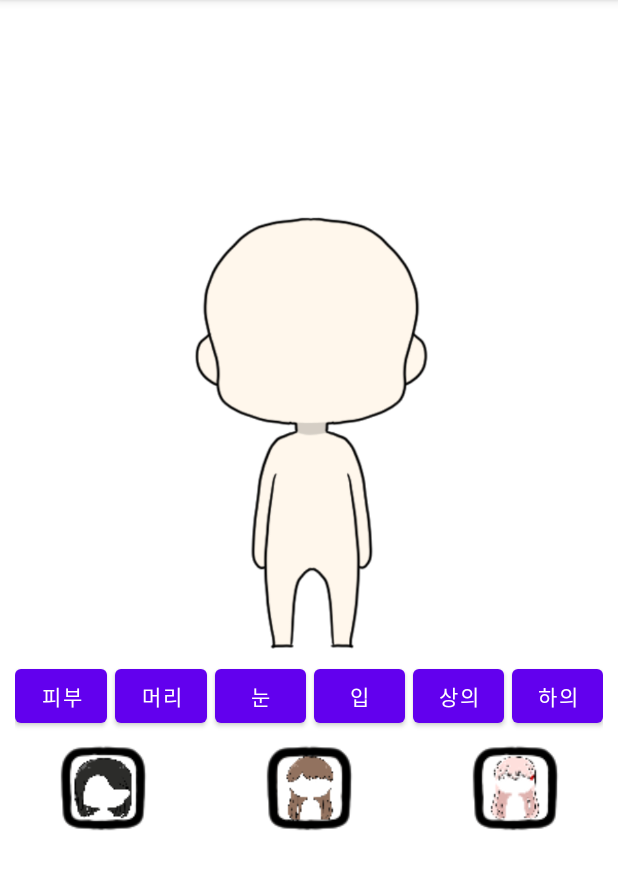
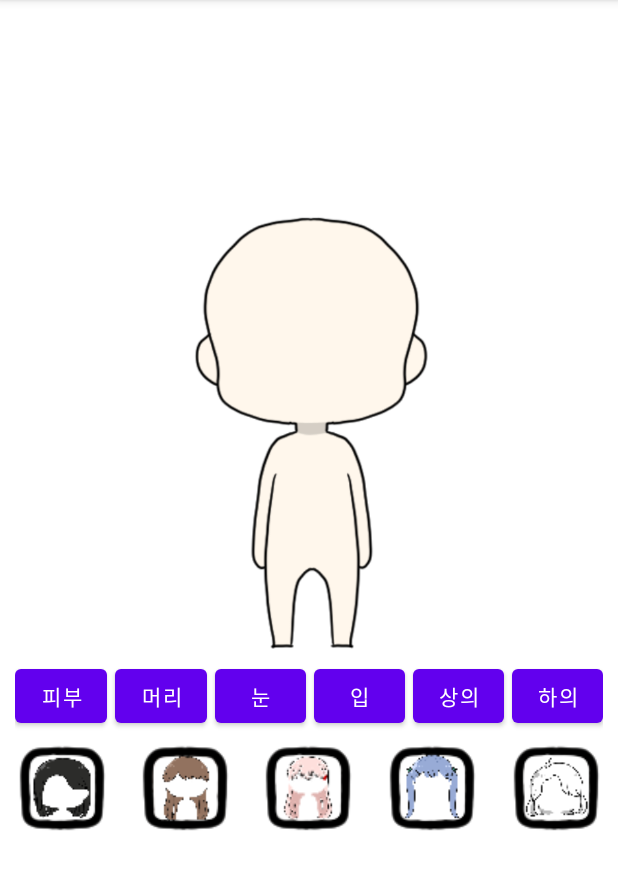
Before and after one commit to delightes/smart_closet, an Android app: the StartActivity screen opened directly, with no data from a screen before it, after a tap on "머리", on a phone screen of 412 x 824 dp, the part 84-974 px from its top. Run offline under Robolectric (Android 15) with nearby library versions, the phone set to English and light mode, and no system bars.

Commit message:
2021-01-31 수정 1. 눈 화면 제작 2. 머리 2개 추가

```diff
--- a/app/src/main/java/com/example/smartcloset/StartActivity.java
+++ b/app/src/main/java/com/example/smartcloset/StartActivity.java
@@ -16,10 +16,11 @@ public class StartActivity extends AppCompatActivity implements OnClickListener
 
     ImageButton shirts_bt, tshirt_bt, sweater_bt, vest_bt;
     ImageButton skin_btn_1, skin_btn_2, skin_btn_3, skin_btn_4, skin_btn_5; // 피부색 버튼
-    ImageButton hair_btn_1, hair_btn_2, hair_btn_3; // 머리 버튼
-    ImageButton eye_btn_1, eye_btn_2, eye_btn_3, eye_btn_4;
-    ImageView iv, skin_p, hair_view, eye_view;
-    LinearLayout linearLayout1, linearLayout2, linearLayout3, linearLayout5; // 레이아웃
+    ImageButton hair_btn_1, hair_btn_2, hair_btn_3, hair_btn_4, hair_btn_5; // 머리 버튼
+    ImageButton eye_btn_1, eye_btn_2, eye_btn_3, eye_btn_4; // 눈 버튼
+    ImageButton mouth_btn_1, mouth_btn_2, mouth_btn_3, mouth_btn_4; // 입 버튼
+    ImageView iv, skin_p, hair_view, eye_view, mouth_view;
+    LinearLayout linearLayout1, linearLayout2, linearLayout3, linearLayout4, linearLayout5; // 레이아웃
     Button skin_button, hair_button, eye_button, mouth_button, top_button, bottom_button; // 상단버튼
 
     @Override
@@ -46,6 +47,12 @@ public class StartActivity extends AppCompatActivity implements OnClickListener
         eye_btn_3 = (ImageButton) findViewById(R.id.eye_btn_3);
         eye_btn_4  = (ImageButton) findViewById(R.id.eye_btn_4);
 
+        // 입 버튼
+        mouth_btn_1 = (ImageButton) findViewById(R.id.mouth_btn_1);
+        mouth_btn_2 = (ImageButton) findViewById(R.id.mouth_btn_2);
+        mouth_btn_3 = (ImageButton) findViewById(R.id.mouth_btn_3);
+        mouth_btn_4 = (ImageButton) findViewById(R.id.mouth_btn_4);
+
         //버튼에 클릭 이벤트 처리
         shirts_bt.setOnClickListener(this);
         tshirt_bt.setOnClickListener(this);
@@ -57,11 +64,13 @@ public class StartActivity extends AppCompatActivity implements OnClickListener
         skin_p = (ImageView)findViewById(R.id.skin); // 피부색
         hair_view = (ImageView) findViewById(R.id.hair_view); // 머리
         eye_view = (ImageView) findViewById(R.id.eye_view); // 눈
+        mouth_view = (ImageView) findViewById(R.id.mouth_view); // 입
 
         // 레이아웃
         linearLayout1 = (LinearLayout)findViewById(R.id.linearLayout1);
         linearLayout2 = (LinearLayout)findViewById(R.id.linearLayout2);
         linearLayout3 = (LinearLayout)findViewById(R.id.linearLayout3);
+        linearLayout4 = (LinearLayout)findViewById(R.id.linearLayout4);
         linearLayout5 = (LinearLayout)findViewById(R.id.linearLayout5);
 
         // 상단 버튼
@@ -76,6 +85,8 @@ public class StartActivity extends AppCompatActivity implements OnClickListener
         hair_btn_1 = (ImageButton)findViewById(R.id.hair_btn_1);
         hair_btn_2 = (ImageButton)findViewById(R.id.hair_btn_2);
         hair_btn_3 = (ImageButton) findViewById(R.id.hair_btn_3);
+        hair_btn_4 = (ImageButton) findViewById(R.id.hair_btn_4);
+        hair_btn_5 = (ImageButton) findViewById(R.id.hair_btn_5);
 
 
         // 피부색 버튼 :: 이벤트 리스너
@@ -168,6 +179,50 @@ public class StartActivity extends AppCompatActivity implements OnClickListener
             }
         });
 
+        hair_btn_4.setOnClickListener(new View.OnClickListener() {
+            @Override
+            public void onClick(View v) {
+                hair_view.setImageResource(R.drawable.hair4);
+            }
+        });
+
+        hair_btn_5.setOnClickListener(new View.OnClickListener() {
+            @Override
+            public void onClick(View v) {
+                hair_view.setImageResource(R.drawable.hair5);
+            }
+        });
+
+
+        // 입 버튼 :: 이벤트 리스너
+        mouth_btn_1.setOnClickListener(new View.OnClickListener() {
+            @Override
+            public void onClick(View v) {
+                mouth_view.setImageResource(R.drawable.mouth1);
+            }
+        });
+
+        mouth_btn_2.setOnClickListener(new View.OnClickListener() {
+            @Override
+            public void onClick(View v) {
+                mouth_view.setImageResource(R.drawable.mouth2);
+            }
+        });
+
+        mouth_btn_3.setOnClickListener(new View.OnClickListener() {
+            @Override
+            public void onClick(View v) {
+                mouth_view.setImageResource(R.drawable.mouth3);
+            }
+        });
+
+        mouth_btn_4.setOnClickListener(new View.OnClickListener() {
+            @Override
+            public void onClick(View v) {
+                mouth_view.setImageResource(R.drawable.mouth4);
+            }
+        });
+
 
         // 상단 버튼 :: 이벤트 리스너
         skin_button.setOnClickListener(new View.OnClickListener() {
@@ -175,6 +230,7 @@ public class StartActivity extends AppCompatActivity implements OnClickListener
             public void onClick(View v) {
                 linearLayout2.setVisibility(View.GONE);
                 linearLayout3.setVisibility(View.GONE);
+                linearLayout4.setVisibility(View.GONE);
                 linearLayout5.setVisibility(View.GONE);
 
                 linearLayout1.setVisibility(View.VISIBLE);
@@ -186,6 +242,7 @@ public class StartActivity extends AppCompatActivity implements OnClickListener
             public void onClick(View v) {
                 linearLayout1.setVisibility(View.GONE);
                 linearLayout3.setVisibility(View.GONE);
+                linearLayout4.setVisibility(View.GONE);
                 linearLayout5.setVisibility(View.GONE);
 
                 linearLayout2.setVisibility(View.VISIBLE);
@@ -197,9 +254,22 @@ public class StartActivity extends AppCompatActivity implements OnClickListener
             public void onClick(View v) {
                 linearLayout1.setVisibility(View.GONE);
                 linearLayout2.setVisibility(View.GONE);
+                linearLayout4.setVisibility(View.GONE);
                 linearLayout5.setVisibility(View.GONE);
 
                 linearLayout3.setVisibility(View.VISIBLE);
+            }
+        });
+
+        mouth_button.setOnClickListener(new View.OnClickListener() {
+            @Override
+            public void onClick(View v) {
+                linearLayout1.setVisibility(View.GONE);
+                linearLayout2.setVisibility(View.GONE);
+                linearLayout3.setVisibility(View.GONE);
+                linearLayout5.setVisibility(View.GONE);
+
+                linearLayout4.setVisibility(View.VISIBLE);
             }
         });
 
@@ -209,6 +279,7 @@ public class StartActivity extends AppCompatActivity implements OnClickListener
                 linearLayout1.setVisibility(View.GONE);
                 linearLayout2.setVisibility(View.GONE);
                 linearLayout3.setVisibility(View.GONE);
+                linearLayout4.setVisibility(View.GONE);
 
                 linearLayout5.setVisibility(View.VISIBLE);
             }
--- a/app/src/main/res/layout/activity_start.xml
+++ b/app/src/main/res/layout/activity_start.xml
@@ -39,7 +39,21 @@
         android:layout_width="0dp"
         android:layout_height="0dp"
         android:layout_marginBottom="200dp"
-        android:contentDescription="머리"
+        android:contentDescription="눈"
+        android:src="@drawable/alpha"
+        app:layout_constraintBottom_toBottomOf="parent"
+        app:layout_constraintEnd_toEndOf="parent"
+        app:layout_constraintHorizontal_bias="0.0"
+        app:layout_constraintStart_toStartOf="parent"
+        app:layout_constraintTop_toTopOf="parent"
+        app:layout_constraintVertical_bias="1.0" />
+
+    <ImageView
+        android:id="@+id/mouth_view"
+        android:layout_width="0dp"
+        android:layout_height="0dp"
+        android:layout_marginBottom="200dp"
+        android:contentDescription="입"
         android:src="@drawable/alpha"
         app:layout_constraintBottom_toBottomOf="parent"
         app:layout_constraintEnd_toEndOf="parent"
@@ -207,13 +221,29 @@
             android:layout_weight="1"
             android:background="@color/white"
             app:srcCompat="@drawable/hair_btn_3" />
+
+        <ImageButton
+            android:id="@+id/hair_btn_4"
+            android:layout_width="wrap_content"
+            android:layout_height="wrap_content"
+            android:layout_weight="1"
+            android:background="@color/white"
+            app:srcCompat="@drawable/hair_btn_4" />
+
+        <ImageButton
+            android:id="@+id/hair_btn_5"
+            android:layout_width="wrap_content"
+            android:layout_height="wrap_content"
+            android:layout_weight="1"
+            android:background="@color/white"
+            app:srcCompat="@drawable/hair_btn_5" />
     </LinearLayout>
 
     <LinearLayout
         android:id="@+id/linearLayout3"
         android:layout_width="match_parent"
         android:layout_height="match_parent"
-        android:layout_marginTop="490dp"
+        android:layout_marginTop="495dp"
         android:orientation="horizontal"
         android:visibility="gone"
         app:layout_constraintTop_toTopOf="parent">
@@ -249,6 +279,48 @@
             android:layout_weight="1"
             android:background="@color/white"
             app:srcCompat="@drawable/eye_btn_4" />
+    </LinearLayout>
+
+    <LinearLayout
+        android:id="@+id/linearLayout4"
+        android:layout_width="match_parent"
+        android:layout_height="match_parent"
+        android:layout_marginTop="495dp"
+        android:orientation="horizontal"
+        android:visibility="gone"
+        app:layout_constraintTop_toTopOf="parent">
+
+        <ImageButton
+            android:id="@+id/mouth_btn_1"
+            android:layout_width="wrap_content"
+            android:layout_height="wrap_content"
+            android:layout_weight="1"
+            android:background="@color/white"
+            app:srcCompat="@drawable/mouth_btn_1" />
+
+        <ImageButton
+            android:id="@+id/mouth_btn_2"
+            android:layout_width="wrap_content"
+            android:layout_height="wrap_content"
+            android:layout_weight="1"
+            android:background="@color/white"
+            app:srcCompat="@drawable/mouth_btn_2" />
+
+        <ImageButton
+            android:id="@+id/mouth_btn_3"
+            android:layout_width="wrap_content"
+            android:layout_height="wrap_content"
+            android:layout_weight="1"
+            android:background="@color/white"
+            app:srcCompat="@drawable/mouth_btn_3" />
+
+        <ImageButton
+            android:id="@+id/mouth_btn_4"
+            android:layout_width="wrap_content"
+            android:layout_height="wrap_content"
+            android:layout_weight="1"
+            android:background="@color/white"
+            app:srcCompat="@drawable/mouth_btn_4" />
     </LinearLayout>
 
     <LinearLayout
```
Also changed, not shown: app/src/main/res/drawable/eye1.png, app/src/main/res/drawable/hair4.png (added), app/src/main/res/drawable/hair5.png (added), app/src/main/res/drawable/hair_btn_4.png (added), app/src/main/res/drawable/hair_btn_5.png (added), app/src/main/res/drawable/mouth1.png, app/src/main/res/drawable/mouth3.png, app/src/main/res/drawable/mouth4.png.
